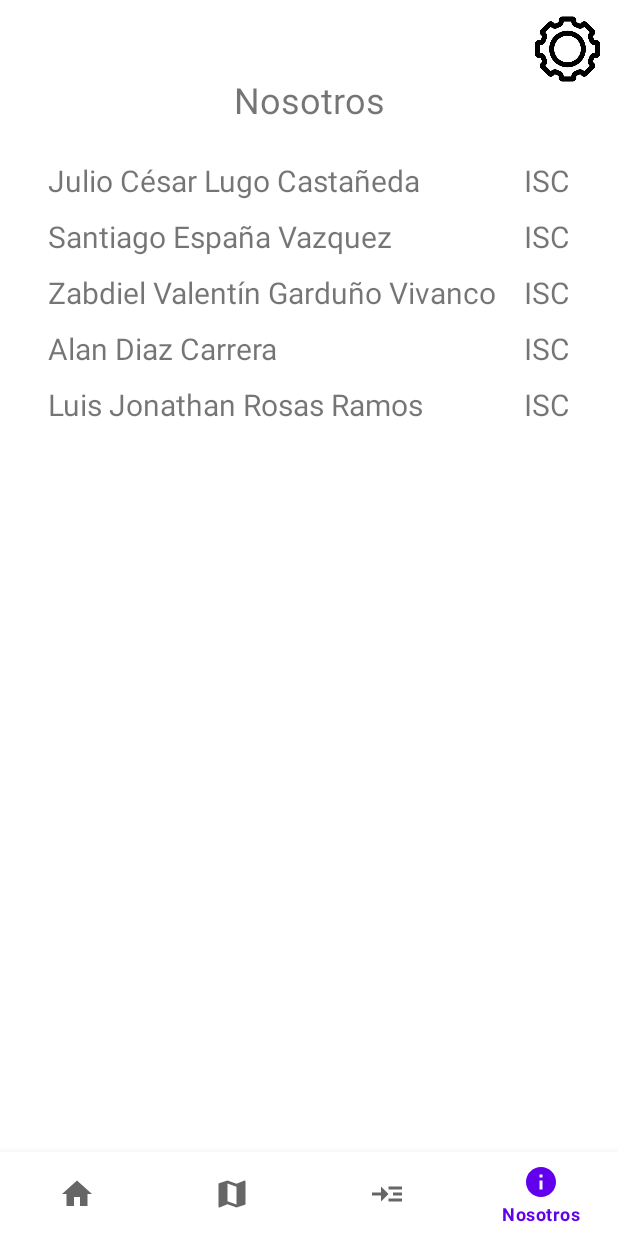
After one commit to JulioLugo00/GestorDeViajes, an Android app: the NosotrosFragment screen opened through its navigation route, on a phone screen of 412 x 824 dp. The commit adds this screen. Run offline under Robolectric (Android 15) with nearby library versions, the phone set to English and light mode, and no system bars; our stand-ins replace Firebase (no records; nobody signed in at launch, a user with empty details on screens opened directly), navigation-ui; pictures from the network do not load.

Commit message:
acerca de nosotros

```diff
--- /dev/null
+++ b/app/src/main/java/mx/itesm/noobmasters/gestordeviajes/NosotrosFragment.kt
@@ -0,0 +1,27 @@
+package mx.itesm.noobmasters.gestordeviajes
+
+import android.os.Bundle
+import android.view.LayoutInflater
+import android.view.View
+import android.view.ViewGroup
+import androidx.fragment.app.Fragment
+import mx.itesm.noobmasters.gestordeviajes.databinding.FragmentHomeBinding
+import mx.itesm.noobmasters.gestordeviajes.databinding.FragmentNosotrosBinding
+import mx.itesm.noobmasters.gestordeviajes.ui.map.MapViewModel
+
+class NosotrosFragment: Fragment() {
+
+    private lateinit var mapViewModel: MapViewModel
+    private lateinit var binding: FragmentNosotrosBinding
+
+    override fun onCreateView(
+        inflater: LayoutInflater,
+        container: ViewGroup?,
+        savedInstanceState: Bundle?
+    ): View? {
+        binding= FragmentNosotrosBinding.inflate(layoutInflater);
+
+        return binding.root
+
+    }
+}
--- /dev/null
+++ b/app/src/main/res/drawable/ic_baseline_info_24.xml
@@ -0,0 +1,10 @@
+<vector xmlns:android="http://schemas.android.com/apk/res/android"
+    android:width="24dp"
+    android:height="24dp"
+    android:viewportWidth="24"
+    android:viewportHeight="24"
+    android:tint="?attr/colorControlNormal">
+  <path
+      android:fillColor="@android:color/white"
+      android:pathData="M12,2C6.48,2 2,6.48 2,12s4.48,10 10,10 10,-4.48 10,-10S17.52,2 12,2zM13,17h-2v-6h2v6zM13,9h-2L11,7h2v2z"/>
+</vector>
--- /dev/null
+++ b/app/src/main/res/layout/fragment_nosotros.xml
@@ -0,0 +1,160 @@
+<?xml version="1.0" encoding="utf-8"?>
+<androidx.constraintlayout.widget.ConstraintLayout xmlns:android="http://schemas.android.com/apk/res/android"
+    xmlns:app="http://schemas.android.com/apk/res-auto"
+    xmlns:tools="http://schemas.android.com/tools"
+    android:layout_width="match_parent"
+    android:layout_height="match_parent">
+
+    <TextView
+        android:id="@+id/textView7"
+        android:layout_width="wrap_content"
+        android:layout_height="wrap_content"
+        android:layout_marginTop="50dp"
+        android:text="Nosotros"
+        android:textAlignment="center"
+        android:textSize="24sp"
+        app:layout_constraintEnd_toEndOf="parent"
+        app:layout_constraintStart_toStartOf="parent"
+        app:layout_constraintTop_toTopOf="parent" />
+
+    <LinearLayout
+        android:id="@+id/linearLayout4"
+        android:layout_width="348dp"
+        android:layout_height="wrap_content"
+        android:layout_marginStart="16dp"
+        android:layout_marginTop="24dp"
+        android:layout_marginEnd="16dp"
+        android:orientation="vertical"
+        app:layout_constraintEnd_toEndOf="parent"
+        app:layout_constraintHorizontal_bias="0.492"
+        app:layout_constraintStart_toStartOf="parent"
+        app:layout_constraintTop_toBottomOf="@+id/textView7">
+
+        <LinearLayout
+            android:layout_width="match_parent"
+            android:layout_height="wrap_content"
+            android:orientation="horizontal">
+
+            <TextView
+                android:id="@+id/textView11"
+                android:layout_width="wrap_content"
+                android:layout_height="wrap_content"
+                android:layout_weight="1"
+                android:text="Julio César Lugo Castañeda"
+                android:textAlignment="textStart"
+                android:textSize="20sp" />
+
+            <TextView
+                android:id="@+id/textView12"
+                android:layout_width="wrap_content"
+                android:layout_height="wrap_content"
+                android:layout_weight="1"
+                android:text="ISC"
+                android:textAlignment="textEnd"
+                android:textSize="20sp" />
+
+        </LinearLayout>
+
+        <LinearLayout
+            android:layout_width="match_parent"
+            android:layout_height="match_parent"
+            android:orientation="horizontal"
+            android:paddingTop="10dp">
+
+            <TextView
+                android:id="@+id/textView17"
+                android:layout_width="wrap_content"
+                android:layout_height="wrap_content"
+                android:layout_weight="1"
+                android:text="Santiago España Vazquez"
+                android:textAlignment="textStart"
+                android:textSize="20sp" />
+
+            <TextView
+                android:id="@+id/textView18"
+                android:layout_width="wrap_content"
+                android:layout_height="wrap_content"
+                android:layout_weight="1"
+                android:text="ISC"
+                android:textAlignment="textEnd"
+                android:textSize="20sp" />
+        </LinearLayout>
+
+        <LinearLayout
+            android:layout_width="match_parent"
+            android:layout_height="match_parent"
+            android:orientation="horizontal"
+            android:paddingTop="10dp">
+
+            <TextView
+                android:id="@+id/textView20"
+                android:layout_width="wrap_content"
+                android:layout_height="wrap_content"
+                android:layout_weight="1"
+                android:text="Zabdiel Valentín Garduño Vivanco"
+                android:textAlignment="textStart"
+                android:textSize="20sp" />
+
+            <TextView
+                android:id="@+id/textView19"
+                android:layout_width="wrap_content"
+                android:layout_height="wrap_content"
+                android:layout_weight="1"
+                android:text="ISC"
+                android:textAlignment="textEnd"
+                android:textSize="20sp" />
+        </LinearLayout>
+
+        <LinearLayout
+            android:layout_width="match_parent"
+            android:layout_height="match_parent"
+            android:orientation="horizontal"
+            android:paddingTop="10dp">
+
+            <TextView
+                android:id="@+id/textView22"
+                android:layout_width="wrap_content"
+                android:layout_height="wrap_content"
+                android:layout_weight="1"
+                android:text="Alan Diaz Carrera"
+                android:textAlignment="textStart"
+                android:textSize="20sp" />
+
+            <TextView
+                android:id="@+id/textView21"
+                android:layout_width="wrap_content"
+                android:layout_height="wrap_content"
+                android:layout_weight="1"
+                android:text="ISC"
+                android:textAlignment="textEnd"
+                android:textSize="20sp" />
+        </LinearLayout>
+
+        <LinearLayout
+            android:layout_width="match_parent"
+            android:layout_height="wrap_content"
+            android:orientation="horizontal"
+            android:paddingTop="10dp">
+
+            <TextView
+                android:id="@+id/textView23"
+                android:layout_width="wrap_content"
+                android:layout_height="wrap_content"
+                android:layout_weight="1"
+                android:text="Luis Jonathan Rosas Ramos"
+                android:textAlignment="textStart"
+                android:textSize="20sp" />
+
+            <TextView
+                android:id="@+id/textView24"
+                android:layout_width="wrap_content"
+                android:layout_height="wrap_content"
+                android:layout_weight="1"
+                android:text="ISC"
+                android:textAlignment="textEnd"
+                android:textSize="20sp" />
+        </LinearLayout>
+
+    </LinearLayout>
+
+</androidx.constraintlayout.widget.ConstraintLayout>
--- a/app/src/main/res/menu/bottom_nav_menu.xml
+++ b/app/src/main/res/menu/bottom_nav_menu.xml
@@ -15,4 +15,9 @@
         android:icon="@drawable/ic_ver_actividades"
         android:title="@string/title_eventos" />
 
+    <item
+        android:id="@+id/navigation_nosotros"
+        android:icon="@drawable/ic_baseline_info_24"
+        android:title="Nosotros" />
+
 </menu>
--- a/app/src/main/res/navigation/mobile_navigation.xml
+++ b/app/src/main/res/navigation/mobile_navigation.xml
@@ -22,4 +22,10 @@
         android:name="mx.itesm.noobmasters.gestordeviajes.ui.eventos.EventosFragment"
         android:label="@string/title_eventos"
         tools:layout="@layout/fragment_notifications" />
+
+    <fragment
+        android:id="@+id/navigation_nosotros"
+        android:name="mx.itesm.noobmasters.gestordeviajes.NosotrosFragment"
+        android:label="@string/title_eventos"
+        tools:layout="@layout/fragment_nosotros" />
 </navigation>
```
